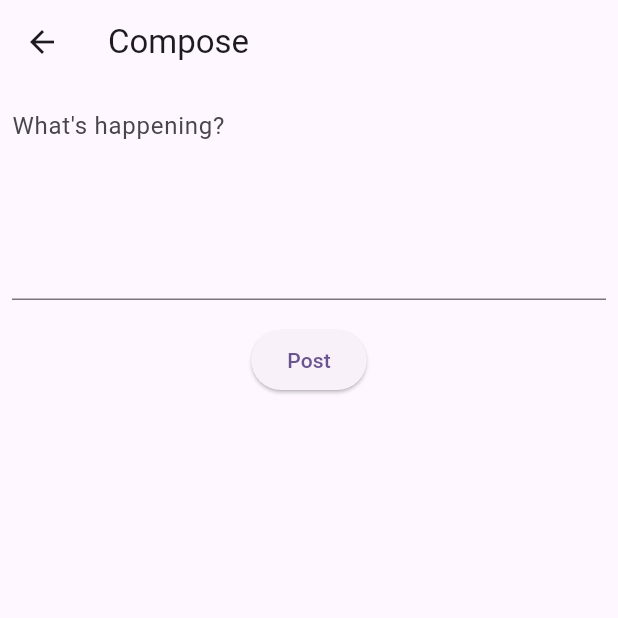
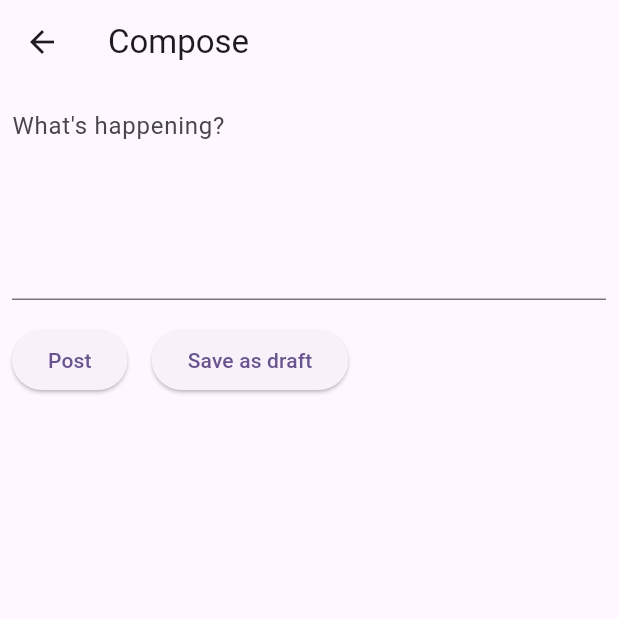
Before and after one commit to fedi-pipe/fedi-pipe, a Flutter app: the ComposePage screen opened directly, on a phone screen of 412 x 824 dp, the top half of it. Run offline on Flutter 3.47's test engine with Material 3 defaults, Android fonts, the phone set to English and light mode, and no system bars; our stand-ins replace sqflite; accounts and stored records are empty; network calls fail.

Commit message:
Add "Save as draft" button to ComposePage with draft persistence logic

```diff
--- a/lib/pages/compose_page.dart
+++ b/lib/pages/compose_page.dart
@@ -1,4 +1,5 @@
 import 'package:fedi_pipe/repositories/mastodon/status_repository.dart';
+import 'package:fedi_pipe/repositories/persistent/drafts_repository.dart';
 import 'package:flutter/material.dart';
 
 class ComposePage extends StatelessWidget {
@@ -27,6 +28,8 @@ class ComposePage extends StatelessWidget {
               ),
             ),
           ),
+          Row(
+            children: [
               Padding(
                 padding: const EdgeInsets.all(8.0),
                 child: ElevatedButton(
@@ -46,6 +49,18 @@ class ComposePage extends StatelessWidget {
                   child: Text('Post'),
                 ),
               ),
+              Padding(
+                padding: const EdgeInsets.all(8.0),
+                child: ElevatedButton(
+                  onPressed: () {
+                    final repository = DraftsRepository();
+                    repository.createDraft(_controller.text);
+                  },
+                  child: Text('Save as draft'),
+                ),
+              ),
+            ],
+          ),
         ],
       ),
     );
```
Lines whose indentation alone changed are shown as unchanged.
